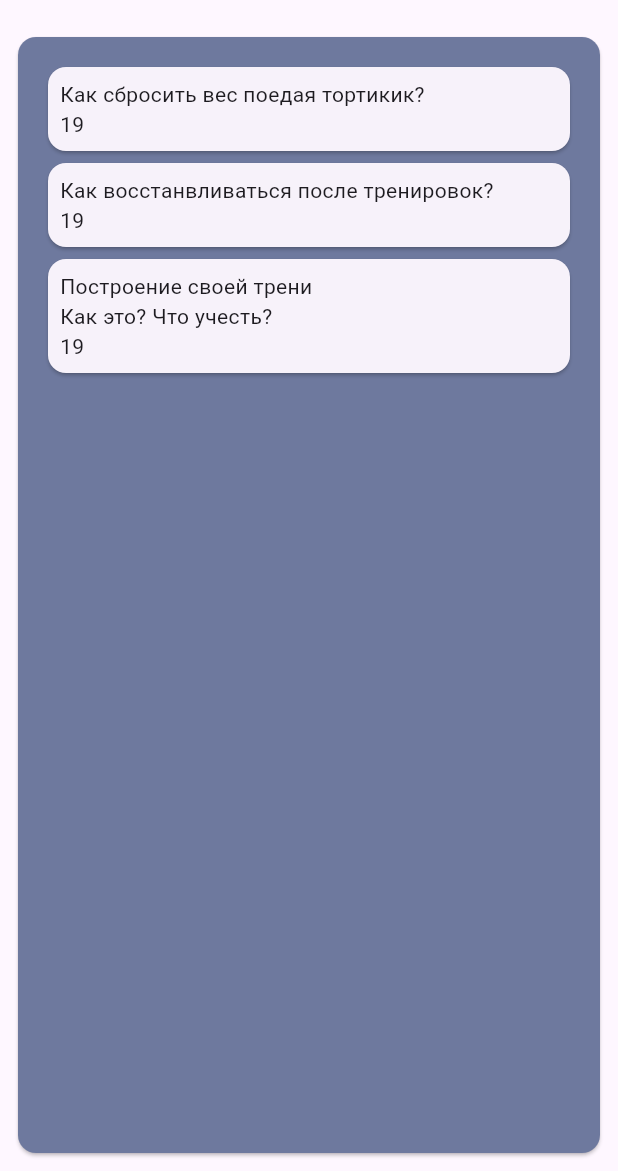
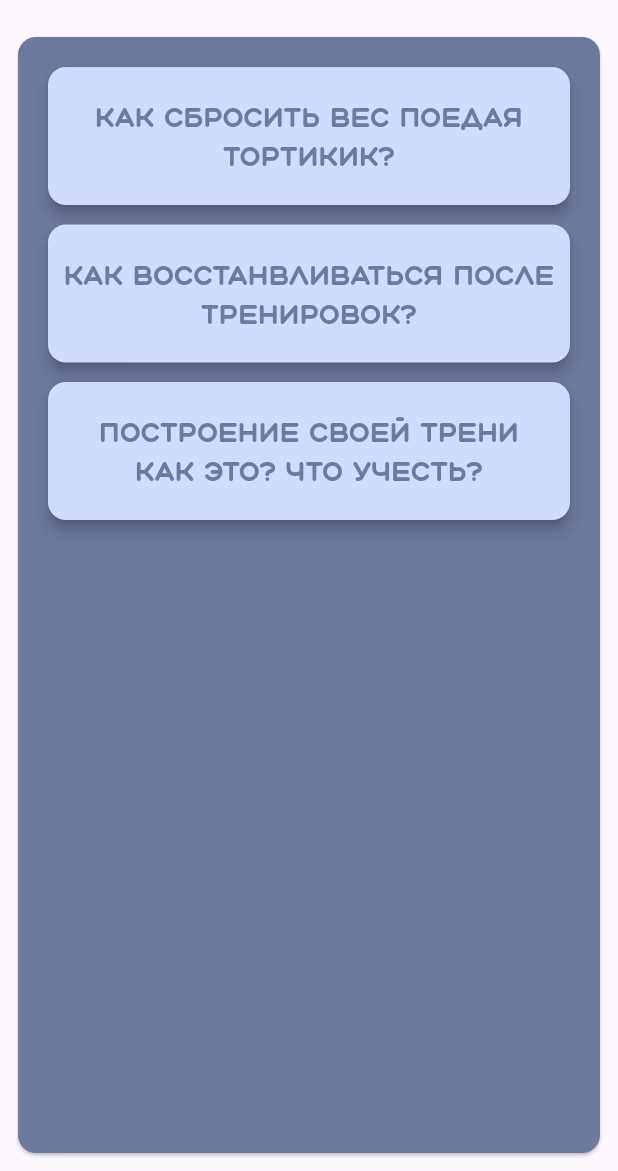
Before and after one commit to MatveyNevirets/BodyBuddies, a Flutter app: the AdvicesScreen screen opened directly, on a phone screen of 412 x 824 dp, the part 65-1236 px from its top. Run offline on Flutter 3.47's test engine with Material 3 defaults, Android fonts, the phone set to English and light mode, and no system bars; our stand-ins replace bloc, equatable, flutter_bloc.

Commit message:
Adivce main screen UI done

```diff
--- a/lib/features/useful/advices/presentation/advices_screen.dart
+++ b/lib/features/useful/advices/presentation/advices_screen.dart
@@ -21,7 +21,14 @@ class AdvicesScreen extends StatelessWidget {
             child: ListView.builder(
               itemCount: FakeAdvicesDb.advices.length,
               itemBuilder: (context, index) {
-                return buildAdviceCard(context, index);
+                return Column(
+                  children: [
+                    buildAdviceCard(context, index),
+                    const SizedBox(
+                      height: 5,
+                    )
+                  ],
+                );
               },
             ),
           ),
--- a/lib/features/useful/advices/widgets/advice_card.dart
+++ b/lib/features/useful/advices/widgets/advice_card.dart
@@ -1,4 +1,6 @@
+import 'package:body_buddies/core/colors/colors.dart';
 import 'package:body_buddies/core/data/fakeAdvicesDb.dart';
+import 'package:body_buddies/core/styles/styles.dart';
 import 'package:body_buddies/features/useful/advices/domain/entity/advice_entity.dart';
 import 'package:flutter/material.dart';
 
@@ -11,15 +13,25 @@ GestureDetector buildAdviceCard(BuildContext context, int index) {
   return GestureDetector(
     onTap: () => openCurrentAdvice(
         context, "/advices/current_advice", FakeAdvicesDb.advices[index]),
+    child: SizedBox(
+      height: 100,
+      width: double.maxFinite,
       child: Card(
+        elevation: 4,
+        color: Colours.workoutCardForegroundColor,
         child: Padding(
           padding: const EdgeInsets.all(8.0),
           child: Column(
-          crossAxisAlignment: CrossAxisAlignment.start,
+            crossAxisAlignment: CrossAxisAlignment.center,
+            mainAxisAlignment: MainAxisAlignment.center,
             children: [
-            Text(FakeAdvicesDb.advices[index].title),
-            Text(FakeAdvicesDb.advices[index].dateTime),
+              Text(
+                FakeAdvicesDb.advices[index].title,
+                style: Styles.reverse_rest_text_style,
+                textAlign: TextAlign.center,
+              ),
             ],
+          ),
         ),
       ),
     ),
```
Also changed, not shown: 4 other files. Lines whose indentation alone changed are shown as unchanged.
